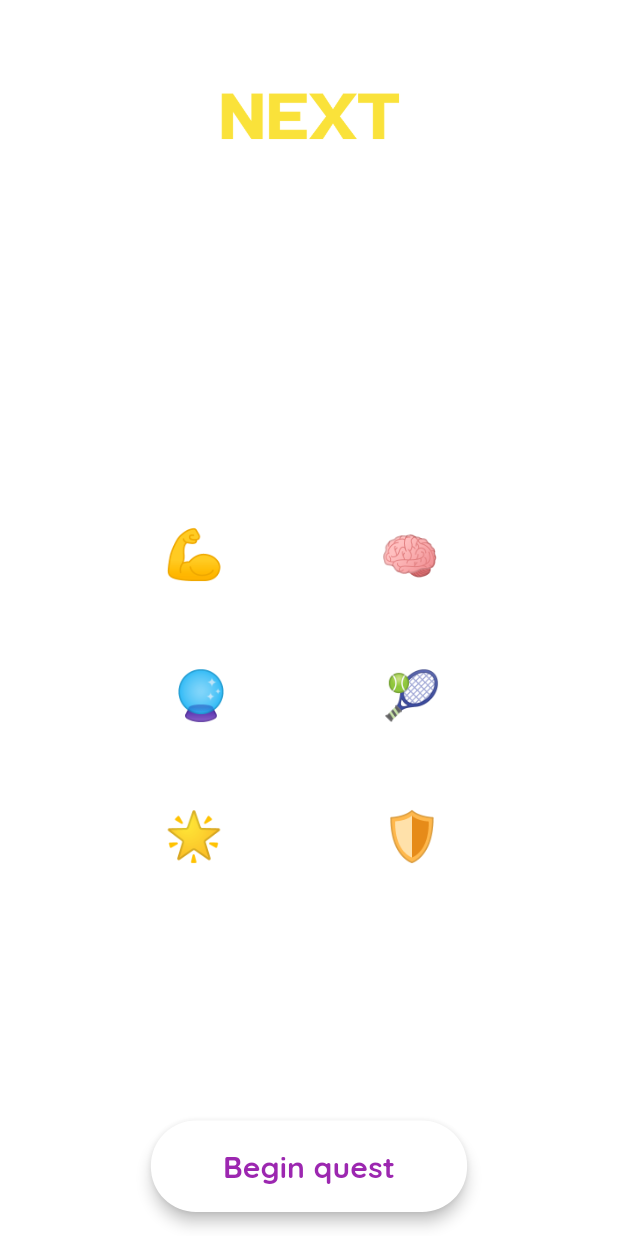
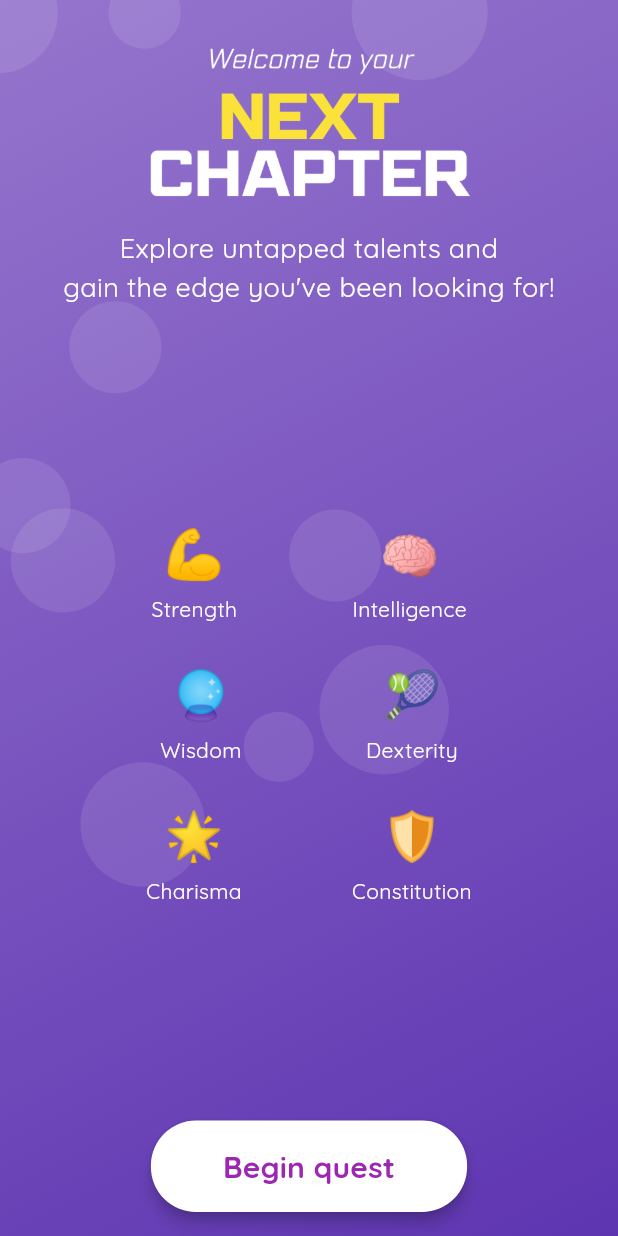
Before and after one commit to cdthedrummer/quizdumb, a Flutter app: the screen it shows after launch, on a phone screen of 412 x 824 dp. Run offline on Flutter 3.47's test engine with Material 3 defaults, Android fonts, the phone set to English and light mode, and no system bars.

Commit message:
Update AnimatedBackground to handle gradient colors

```diff
--- a/lib/widgets/animated_background.dart
+++ b/lib/widgets/animated_background.dart
@@ -3,10 +3,12 @@ import 'dart:math' as math;
 
 class AnimatedBackground extends StatefulWidget {
   final Widget child;
+  final List<Color> colors;
 
   const AnimatedBackground({
     Key? key,
     required this.child,
+    required this.colors,
   }) : super(key: key);
 
   @override
@@ -54,7 +56,15 @@ class _AnimatedBackgroundState extends State<AnimatedBackground> with TickerProv
 
   @override
   Widget build(BuildContext context) {
-    return Stack(
+    return Container(
+      decoration: BoxDecoration(
+        gradient: LinearGradient(
+          begin: Alignment.topLeft,
+          end: Alignment.bottomRight,
+          colors: widget.colors,
+        ),
+      ),
+      child: Stack(
         children: [
           CustomPaint(
             painter: BackgroundPainter(
@@ -65,6 +75,7 @@ class _AnimatedBackgroundState extends State<AnimatedBackground> with TickerProv
           ),
           widget.child,
         ],
+      ),
     );
   }
 }
@@ -95,19 +106,17 @@ class BackgroundPainter extends CustomPainter {
   @override
   void paint(Canvas canvas, Size size) {
     final paint = Paint()
-      ..color = Colors.white.withOpacity(0.1)
+      ..color = Colors.white.withAlpha(25)
       ..style = PaintingStyle.fill;
 
     for (var shape in shapes) {
-      // Update position
       final movement = Offset(
         math.cos(shape.angle) * shape.speed * animation.value,
-        math.sin(shape.angle) * shape.speed * animation.value - 1, // Drift upward
+        math.sin(shape.angle) * shape.speed * animation.value - 1,
       );
 
       shape.position += movement;
 
-      // Reset position if out of bounds
       if (shape.position.dy < -shape.size) {
         shape.position = Offset(
           shape.position.dx,
@@ -115,7 +124,6 @@ class BackgroundPainter extends CustomPainter {
         );
       }
 
-      // Draw shape
       canvas.drawCircle(shape.position, shape.size, paint);
     }
   }
```
Lines whose indentation alone changed are shown as unchanged.
